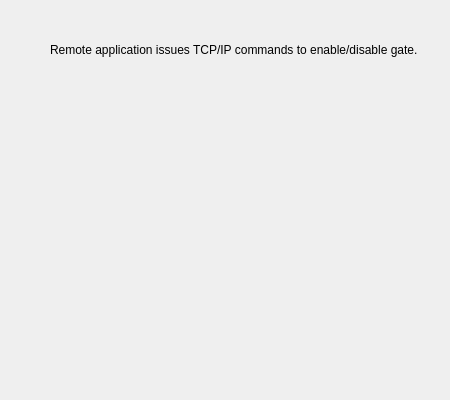
Above: Forms/GateTCPPanel.ui from billkarsh/SpikeGLX before the change. Below: the same form after it.
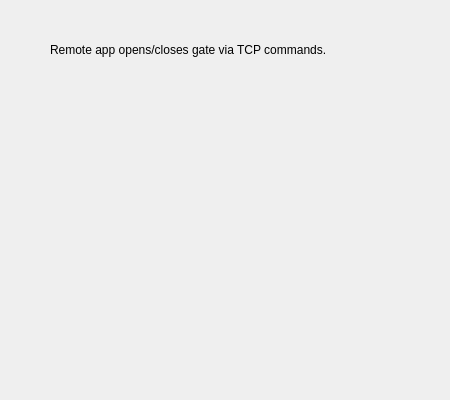
That is the form after the change.

Commit message: Recast trigger pause as gate override

Patch:
```diff
--- a/Forms/GateTCPPanel.ui
+++ b/Forms/GateTCPPanel.ui
@@ -23,7 +23,7 @@
     </rect>
    </property>
    <property name="text">
-    <string>Remote application issues TCP/IP commands to enable/disable gate.</string>
+    <string>Remote app opens/closes gate via TCP commands.</string>
    </property>
   </widget>
  </widget>
```
The commit also changes 30 other files.
